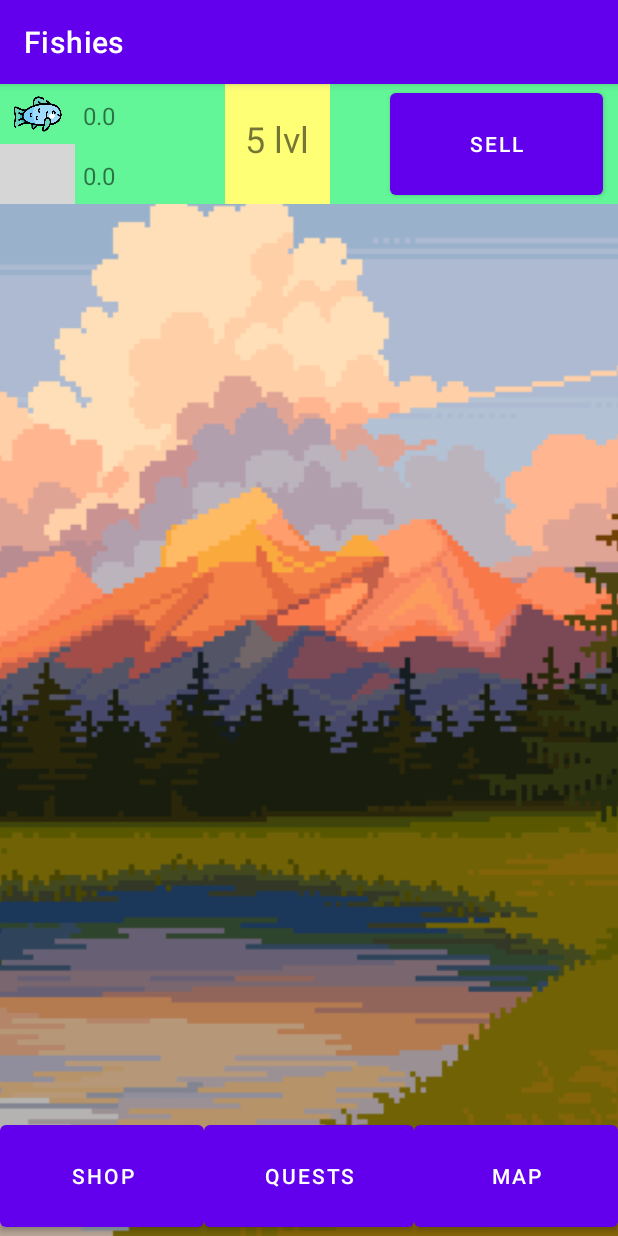
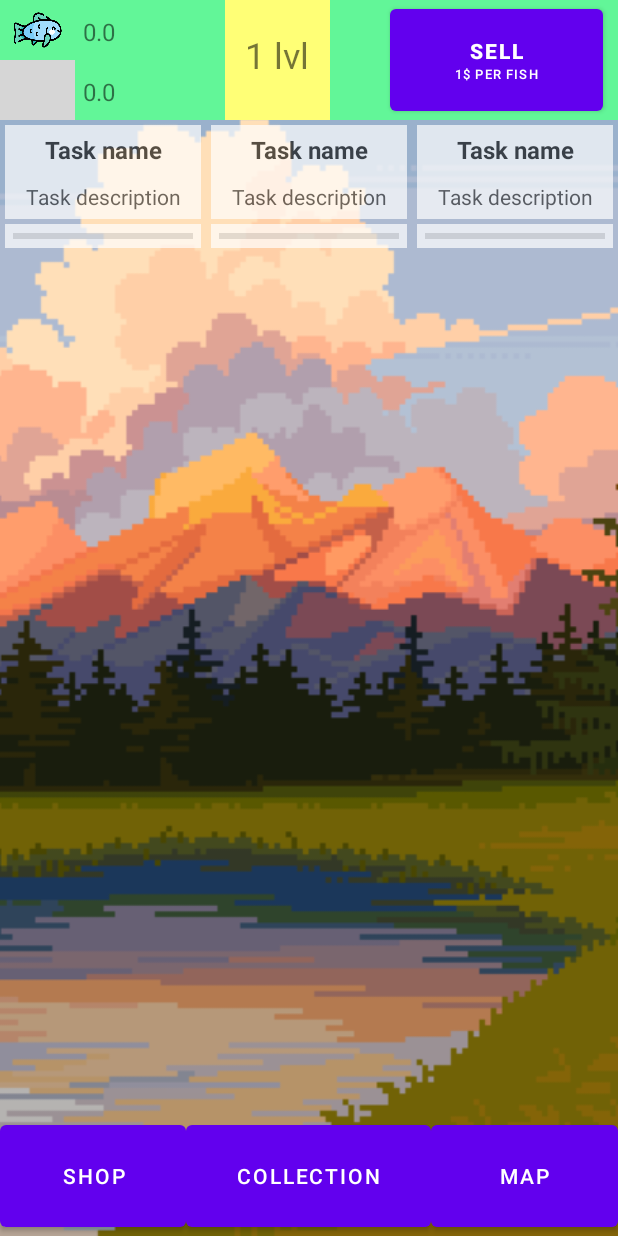
Before and after one commit to soziele/Fishies, an Android app: the screen it shows after launch (MainActivity), on a phone screen of 412 x 824 dp. Run offline under Robolectric (Android 15) with nearby library versions, the light colour scheme and no system bars; grey boxes are pictures that could not be loaded.

Commit message:
Fish collection basic layout

```diff
--- a/app/build.gradle
+++ b/app/build.gradle
@@ -46,4 +46,5 @@ dependencies {
     testImplementation 'junit:junit:4.+'
     androidTestImplementation 'androidx.test.ext:junit:1.1.2'
     androidTestImplementation 'androidx.test.espresso:espresso-core:3.3.0'
+    implementation 'com.google.code.gson:gson:2.8.6'
 }
--- a/app/src/main/java/com/example/fishies/view/GameFragment.kt
+++ b/app/src/main/java/com/example/fishies/view/GameFragment.kt
@@ -1,11 +1,15 @@
 package com.example.fishies.view
 
+import android.annotation.SuppressLint
 import android.os.Bundle
 import androidx.fragment.app.Fragment
 import android.view.LayoutInflater
+import android.view.MotionEvent
 import android.view.View
 import android.view.ViewGroup
+import android.view.animation.AnimationUtils
 import android.widget.Button
+import android.widget.FrameLayout
 import android.widget.ImageView
 import androidx.lifecycle.ViewModelProvider
 import androidx.navigation.findNavController
@@ -44,6 +48,7 @@ class game : Fragment() {
         return inflater.inflate(R.layout.fragment_game, container, false)
     }
 
+    @SuppressLint("ClickableViewAccessibility")
     override fun onViewCreated(view: View, savedInstanceState: Bundle?) {
         super.onViewCreated(view, savedInstanceState)
 
@@ -55,9 +60,31 @@ class game : Fragment() {
         mapButton.setOnClickListener { view.findNavController().navigate(R.id.action_game_to_mapFragment) }
 
         val gameScreen = view.findViewById<ImageView>(R.id.game_screen)
-        gameScreen.setOnClickListener {
-            stateViewModel.click()
-        }
+        val gameFrame = view.findViewById<FrameLayout>(R.id.game_frame)
+
+        gameScreen.setOnTouchListener(object : View.OnTouchListener {
+            override fun onTouch(v: View?, event: MotionEvent?): Boolean {
+                when (event?.action) {
+                    MotionEvent.ACTION_DOWN ->{
+
+                        stateViewModel.click()
+
+                        var newFish: ImageView
+                        newFish = ImageView(context)
+                        newFish.setImageResource(R.drawable.fish)
+                        gameFrame.addView(newFish)
+                        newFish.x = event.x
+                        newFish.y = event.y
+                        newFish.layoutParams.height = 100
+                        newFish.layoutParams.width = 100
+                        newFish.startAnimation(AnimationUtils.loadAnimation(context, R.anim.pop_out))
+                        newFish.visibility = View.INVISIBLE
+                    }
+                }
+
+                return v?.onTouchEvent(event) ?: true
+            }
+        })
     }
 
     companion object {
--- a/app/src/main/java/com/example/fishies/view/HeaderFragment.kt
+++ b/app/src/main/java/com/example/fishies/view/HeaderFragment.kt
@@ -1,6 +1,7 @@
 package com.example.fishies.view
 
 import android.os.Bundle
+import android.text.Html
 import androidx.fragment.app.Fragment
 import android.view.LayoutInflater
 import android.view.View
@@ -63,6 +64,9 @@ class HeaderFragment : Fragment() {
         })
 
         val sellButton = view.findViewById<Button>(R.id.sell_button)
+        sellButton.setText(Html.fromHtml("<b><medium>" + "SELL" + "</medium></b>" +  "<br />" +
+                "<small><small>" + "1$ per fish" + "</small></small>"))
+
         sellButton.setOnClickListener {
             stateViewModel.sellFishes()
             moneyHeader.text = "${stateViewModel.getState().moneyCount.value}"
--- a/app/src/main/java/com/example/fishies/view/MainActivity.kt
+++ b/app/src/main/java/com/example/fishies/view/MainActivity.kt
@@ -1,12 +1,16 @@
 package com.example.fishies.view
 
+import android.os.Bundle
 import androidx.appcompat.app.AppCompatActivity
-import android.os.Bundle
 import com.example.fishies.R
 
 class MainActivity : AppCompatActivity() {
     override fun onCreate(savedInstanceState: Bundle?) {
         super.onCreate(savedInstanceState)
+        try {
+            this.supportActionBar!!.hide()
+        } catch (e: NullPointerException) {
+        }
         setContentView(R.layout.activity_main)
     }
 }
--- a/app/src/main/java/com/example/fishies/viewModel/ShopListAdapter.kt
+++ b/app/src/main/java/com/example/fishies/viewModel/ShopListAdapter.kt
@@ -1,8 +1,10 @@
 package com.example.fishies.viewModel
 
+import android.text.Html
 import android.view.LayoutInflater
 import android.view.View
 import android.view.ViewGroup
+import android.widget.Button
 import android.widget.TextView
 import androidx.lifecycle.LiveData
 import androidx.recyclerview.widget.RecyclerView
@@ -21,7 +23,11 @@ class ShopListAdapter (var items: LiveData<List<String>>): RecyclerView.Adapter<
     override fun onBindViewHolder(holder: ItemsHolder, position: Int) {
 
         val itemName = holder.itemView.findViewById<TextView>(R.id.item_name)
+        val buyButton = holder.itemView.findViewById<Button>(R.id.buy_button)
+
         itemName.text = items.value!![position]
+        buyButton.setText(Html.fromHtml("<b><medium>" + "BUY" + "</medium></b>" +  "<br />" +
+                "<small><small>" + "For 100$" + "</small></small>"))
     }
 
     override fun getItemCount(): Int {
--- /dev/null
+++ b/app/src/main/res/anim/pop_out.xml
@@ -0,0 +1,17 @@
+<?xml version="1.0" encoding="utf-8"?>
+<set
+    xmlns:android="http://schemas.android.com/apk/res/android"
+    android:interpolator="@android:anim/bounce_interpolator"    >
+    <scale
+        android:pivotX="50%"
+        android:pivotY="2000"
+        android:fromXScale="0.4"
+        android:fromYScale="0.4"
+        android:toXScale="1.0"
+        android:toYScale="1.0"
+        android:duration="1000" />
+    <alpha
+        android:duration="500"
+        android:fromAlpha="1.0"
+        android:toAlpha="0.5" />
+</set>
--- a/app/src/main/res/layout/fragment_game.xml
+++ b/app/src/main/res/layout/fragment_game.xml
@@ -6,6 +6,11 @@
     android:layout_height="match_parent"
     android:orientation="vertical"
     tools:context=".view.game">
+
+    <FrameLayout
+        android:id="@+id/game_frame"
+        android:layout_width="match_parent"
+        android:layout_height="match_parent">
 
         <ImageView
             android:id="@+id/game_screen"
@@ -19,8 +24,37 @@
         <LinearLayout
             android:layout_width="match_parent"
             android:layout_height="wrap_content"
+            android:layout_marginTop="80dp"
+            android:orientation="horizontal">
+
+            <include
+                android:id="@+id/task_card1"
+                layout="@layout/task_card"
+                android:layout_width="wrap_content"
+                android:layout_height="wrap_content"
+                android:layout_weight="1" />
+
+            <include
+                android:id="@+id/task_card2"
+                layout="@layout/task_card"
+                android:layout_width="wrap_content"
+                android:layout_height="wrap_content"
+                android:layout_weight="1" />
+
+            <include
+                android:id="@+id/task_card3"
+                layout="@layout/task_card"
+                android:layout_width="wrap_content"
+                android:layout_height="wrap_content"
+                android:layout_weight="1" />
+        </LinearLayout>
+    </FrameLayout>
+
+    <LinearLayout
+        android:layout_width="match_parent"
+        android:layout_height="wrap_content"
         android:orientation="horizontal"
-        app:layout_constraintBottom_toBottomOf="@+id/game_screen">
+        app:layout_constraintBottom_toBottomOf="parent">
 
         <Button
             android:id="@+id/shop_button"
@@ -34,7 +68,7 @@
             android:layout_width="wrap_content"
             android:layout_height="80dp"
             android:layout_weight="1"
-            android:text="QUESTS" />
+            android:text="COLLECTION" />
 
         <Button
             android:id="@+id/map_button"
--- a/app/src/main/res/layout/fragment_header.xml
+++ b/app/src/main/res/layout/fragment_header.xml
@@ -79,7 +79,7 @@
             android:backgroundTint="#00E676"
             android:backgroundTintMode="add"
             android:paddingTop="20dp"
-            android:text="5 lvl"
+            android:text="1 lvl"
             android:textAlignment="center"
             android:textSize="24sp" />
 
--- a/app/src/main/res/layout/fragment_shop.xml
+++ b/app/src/main/res/layout/fragment_shop.xml
@@ -15,8 +15,10 @@
         android:layout_width="40dp"
         android:layout_height="40dp"
         android:layout_gravity="right"
+        android:layout_marginTop="5dp"
         android:layout_marginRight="5dp"
         android:adjustViewBounds="false"
+        android:background="#00FFFFFF"
         android:scaleType="centerInside"
         android:src="@drawable/cancel" />
 
--- a/app/src/main/res/layout/shop_shelf.xml
+++ b/app/src/main/res/layout/shop_shelf.xml
@@ -35,7 +35,7 @@
     </LinearLayout>
 
     <Button
-        android:id="@+id/button"
+        android:id="@+id/buy_button"
         android:layout_width="match_parent"
         android:layout_height="match_parent"
         android:layout_margin="5dp"
--- /dev/null
+++ b/app/src/main/res/layout/task_card.xml
@@ -0,0 +1,50 @@
+<?xml version="1.0" encoding="utf-8"?>
+<LinearLayout xmlns:android="http://schemas.android.com/apk/res/android"
+    android:layout_width="120dp"
+    android:layout_height="wrap_content"
+    android:layout_margin="10dp"
+    android:alpha="0.7"
+    android:backgroundTintMode="src_over"
+    android:orientation="vertical">
+
+    <TextView
+        android:id="@+id/task_name"
+        android:layout_width="match_parent"
+        android:layout_height="wrap_content"
+        android:layout_marginLeft="3dp"
+        android:layout_marginTop="3dp"
+        android:layout_marginRight="3dp"
+        android:alpha="1"
+        android:background="#FFFFFF"
+        android:paddingTop="5dp"
+        android:paddingBottom="5dp"
+        android:text="Task name"
+        android:textAlignment="center"
+        android:textColor="#101010"
+        android:textSize="16dp"
+        android:textStyle="bold" />
+
+    <TextView
+        android:id="@+id/task_description"
+        android:layout_width="match_parent"
+        android:layout_height="30dp"
+        android:layout_marginLeft="3dp"
+        android:layout_marginRight="3dp"
+        android:background="#FFFFFF"
+        android:gravity="center_vertical"
+        android:text="Task description"
+        android:textAlignment="center"
+        android:textColor="#333333" />
+
+    <ProgressBar
+        android:id="@+id/task_progress_bar"
+        style="?android:attr/progressBarStyleHorizontal"
+        android:layout_width="match_parent"
+        android:layout_height="wrap_content"
+        android:layout_marginLeft="3dp"
+        android:layout_marginTop="3dp"
+        android:layout_marginRight="3dp"
+        android:background="#FFFFFF"
+        android:paddingLeft="5dp"
+        android:paddingRight="5dp" />
+</LinearLayout>
--- a/app/src/main/res/navigation/navigation_file.xml
+++ b/app/src/main/res/navigation/navigation_file.xml
@@ -22,7 +22,7 @@
             app:popUpToInclusive="false" />
         <action
             android:id="@+id/action_game_to_quests"
-            app:destination="@id/upgrades2" />
+            app:destination="@id/album" />
     </fragment>
     <fragment
         android:id="@+id/mapFragment"
@@ -47,10 +47,10 @@
             app:popUpToInclusive="false" />
     </fragment>
     <fragment
-        android:id="@+id/upgrades2"
-        android:name="com.example.fishies.view.upgrades"
-        android:label="fragment_quests"
-        tools:layout="@layout/fragment_quests" >
+        android:id="@+id/album"
+        android:name="com.example.fishies.view.AlbumFragment"
+        android:label="fragment_album"
+        tools:layout="@layout/fragment_album">
         <action
             android:id="@+id/action_quests_to_game"
             app:destination="@id/game" />
```
Also changed, not shown: app/src/main/java/com/example/fishies/view/AlbumFragment.kt (renamed from app/src/main/java/com/example/fishies/view/QuestsFragment.kt, +39 -4 lines), app/src/main/java/com/example/fishies/viewModel/AlbumListAdapter.kt (added, +52 -0 lines), app/src/main/res/layout/fish_card.xml (added, +54 -0 lines), app/src/main/res/layout/fragment_album.xml (added, +38 -0 lines), app/src/main/res/layout/fragment_quests.xml (deleted, +0 -14 lines), app/src/main/res/drawable/locked.png (added). Lines whose indentation alone changed are shown as unchanged.
